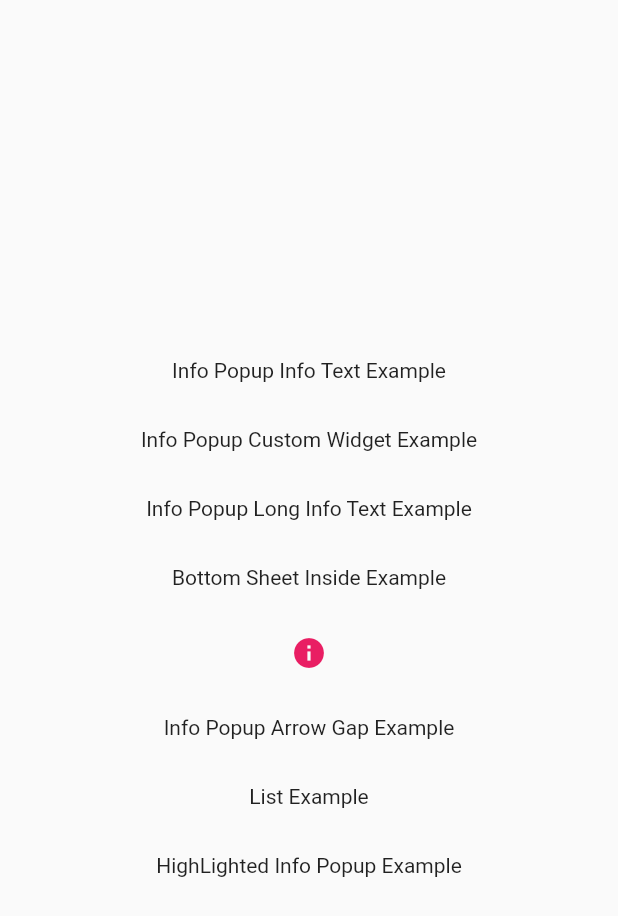
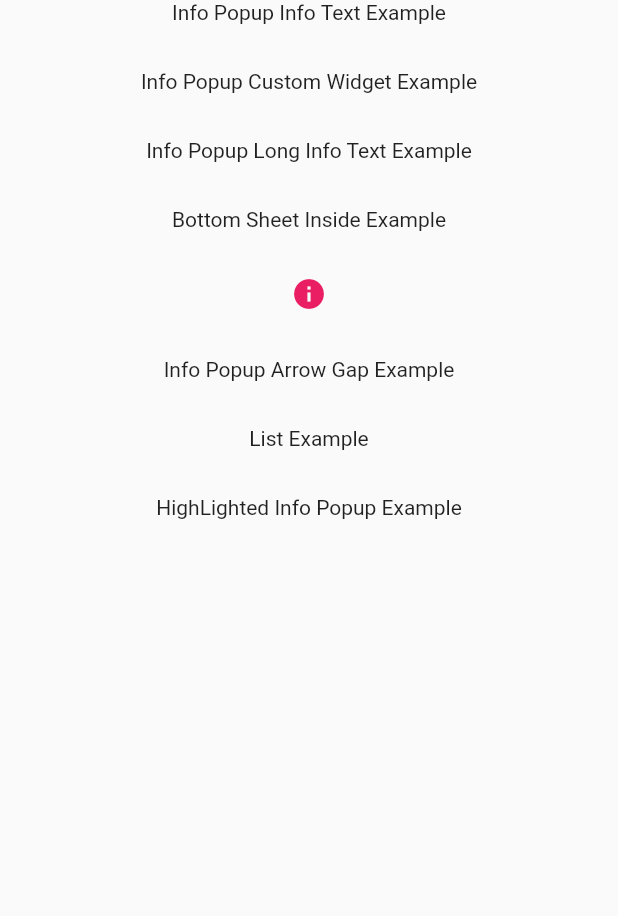
Before and after one commit to SalihCanBinboga/info_popup, a Flutter app: the screen it shows after launch, on a phone screen of 412 x 824 dp. Shown: the top 916 px of the screen. Run offline on Flutter 3.47's test engine with Material 2 defaults, Android fonts, the phone set to English and light mode, and no system bars.

Commit message:
fix: prevent box constraint error

```diff
--- a/example/lib/main.dart
+++ b/example/lib/main.dart
@@ -44,9 +44,8 @@ class _InfoPopupPageState extends State<InfoPopupPage> {
   Widget build(BuildContext context) {
     return Scaffold(
       body: Align(
-        child: SingleChildScrollView(
         child: Column(
-            mainAxisAlignment: MainAxisAlignment.center,
+          mainAxisAlignment: MainAxisAlignment.start,
           children: <Widget>[
             const InfoPopupWidget(
               arrowTheme: InfoPopupArrowTheme(
@@ -178,7 +177,6 @@ class _InfoPopupPageState extends State<InfoPopupPage> {
           ],
         ),
       ),
-      ),
     );
   }
 }
--- a/lib/src/overlays/overlay_entry_layout.dart
+++ b/lib/src/overlays/overlay_entry_layout.dart
@@ -477,6 +477,10 @@ class _OverlayInfoPopupState extends State<OverlayInfoPopup> {
                           return content;
                         }
 
+                        if (_contentMaxHeight < 0) {
+                          return content;
+                        }
+
                         return ConstrainedBox(
                           constraints: BoxConstraints(
                             maxWidth: _contentMaxWidth,
--- a/pubspec.yaml
+++ b/pubspec.yaml
@@ -1,6 +1,6 @@
 name: info_popup
 description: The simple way to show the user some information on your selected widget.
-version: 4.3.0
+version: 4.3.1
 maintainer: Salih Can Binboga
 homepage: https://github.com/salihcanbinboga/info_popup
 repository: https://github.com/salihcanbinboga/info_popup
```
Also changed, not shown: 1 other file. Lines whose indentation alone changed are shown as unchanged.
